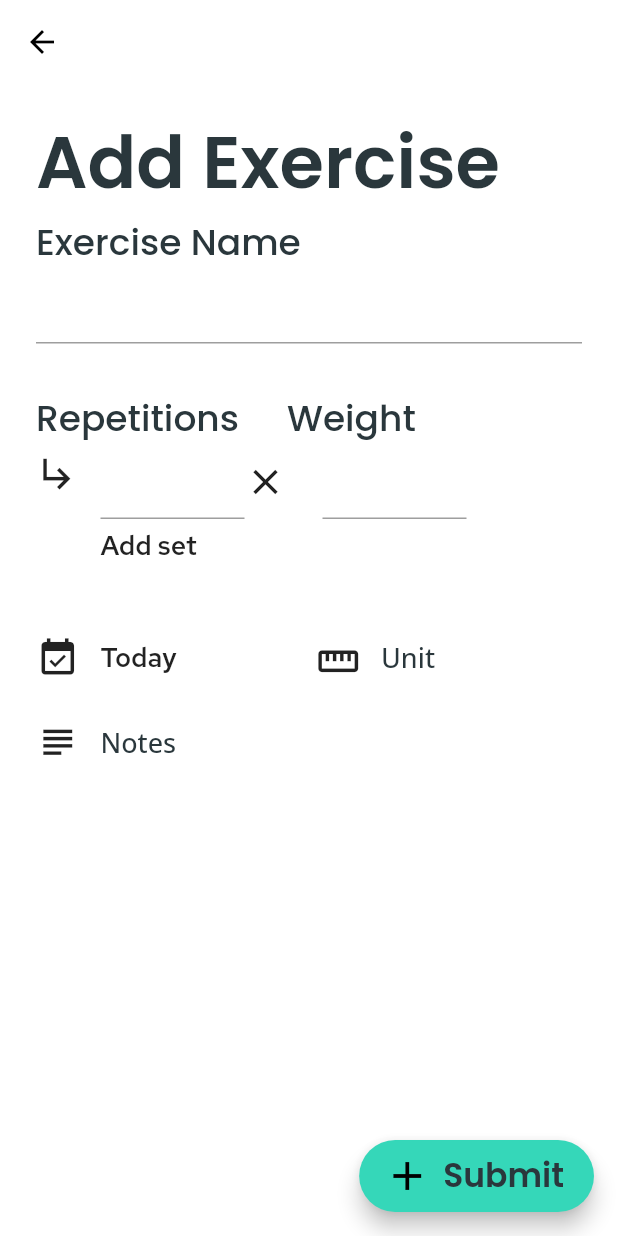
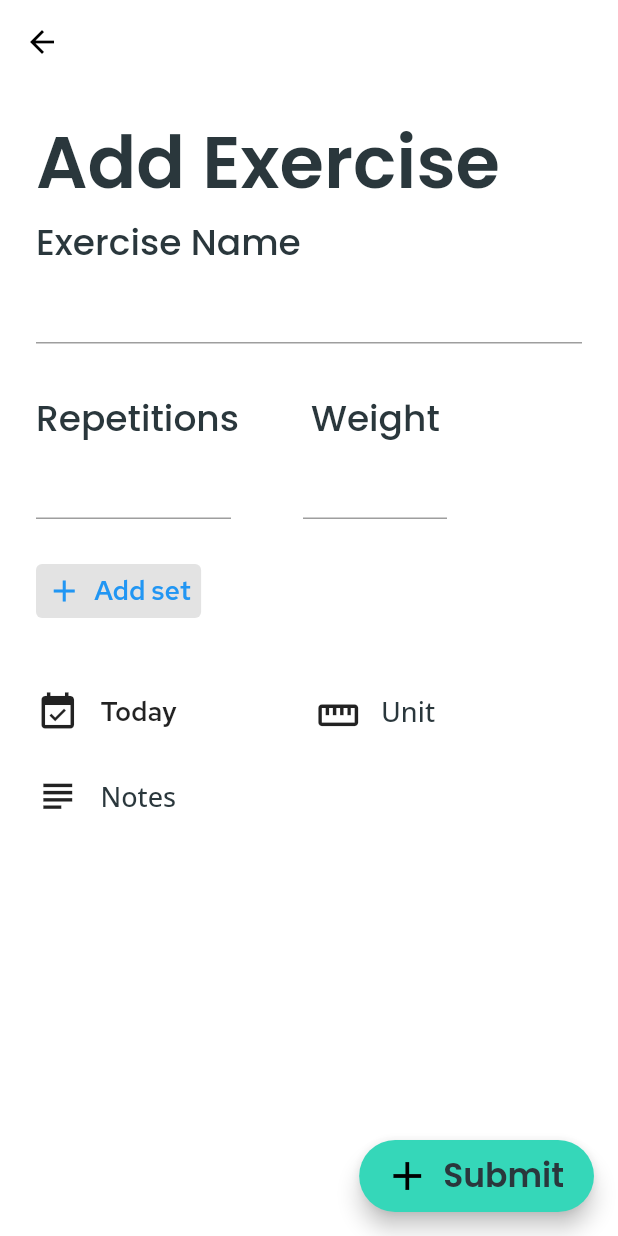
Before and after one commit to M4TTRX/spotme, a Flutter app: the AddExerciseView screen opened directly with empty values, on a phone screen of 412 x 824 dp. Run offline on Flutter 3.47's test engine with Material 2 defaults, Android fonts, the phone set to English and light mode, and no system bars; our stand-ins replace cloud_firestore, firebase_auth, firebase_core, flutter_spinkit, google_fonts, shared_preferences; accounts and stored records are empty.

Commit message:
Improved the add exercise page

```diff
--- a/lib/theme/theme_Data.dart
+++ b/lib/theme/theme_Data.dart
@@ -9,15 +9,17 @@ const int _primaryColorTextVal = 0xFF1F816F;
 const int _darkColourVal = 0xFF2A373C;
 const int _darkGreyVal = 0xFF444444;
 const int _highlightColorVal = 0x33FFFFFF;
+const int _lightGrayBackground = 0xFFE3E3E3;
 
 // Colors
 const Color _primaryColor = Color(_primaryColorTextVal);
+const _lightGrayBackgroundColor = Color(_lightGrayBackground);
 // Text colors
 const _textColor = Color(_darkColourVal);
 const _lighterText = Color(_darkGreyVal);
 const _primaryColoredText = Color(_darkColourVal);
 
-final THEME = ThemeData(
+final ThemeData THEME = ThemeData(
   // Light vs dark mode
   brightness: Brightness.light,
 
@@ -34,6 +36,7 @@ final THEME = ThemeData(
         fontWeight: FontWeight.w500,
         color: _textColor,
       )),
+
   // Define Text theme
   textTheme: TextTheme(
     headline6: GoogleFonts.poppins(
@@ -99,4 +102,9 @@ final THEME = ThemeData(
       color: _textColor,
     )),
   ),
+  textButtonTheme: TextButtonThemeData(
+      style: ButtonStyle(
+          backgroundColor:
+              MaterialStateProperty.all<Color>(_lightGrayBackgroundColor))),
+  // Define Button Themes
 );
--- a/lib/views/add_progress/add_exercise_view.dart
+++ b/lib/views/add_progress/add_exercise_view.dart
@@ -111,7 +111,7 @@ class _AddExerciseViewState extends State<AddExerciseView> {
                       style: Theme.of(context).textTheme.headline1,
                     ),
                     Container(
-                      width: 32,
+                      width: 48,
                     ),
                     Text(
                       "Weight",
@@ -139,8 +139,6 @@ class _AddExerciseViewState extends State<AddExerciseView> {
                           width: 96,
                           child: MaterialButton(
                             padding: EdgeInsets.all(4),
-                            materialTapTargetSize:
-                                MaterialTapTargetSize.shrinkWrap,
                             child: Row(
                               children: <Widget>[
                                 Text(
@@ -235,19 +233,6 @@ class _AddExerciseViewState extends State<AddExerciseView> {
   }
 
   Widget _displaySets(Exercise exercise) {
-    return Row(
-      mainAxisSize: MainAxisSize.min,
-      crossAxisAlignment: CrossAxisAlignment.start,
-      children: <Widget>[
-        Padding(
-          padding: const EdgeInsets.only(right: 14, top: 4),
-          child: Icon(
-            Icons.subdirectory_arrow_right,
-            size: 29,
-          ),
-        ),
-        AddSetsView(sets: exercise.sets),
-      ],
-    );
+    return AddSetsView(sets: exercise.sets);
   }
 }
--- a/lib/views/add_progress/add_sets_list_view.dart
+++ b/lib/views/add_progress/add_sets_list_view.dart
@@ -27,9 +27,11 @@ class _AddSetsViewState extends State<AddSetsView> {
         (i) => Row(
               key: Key(Uuid().v4()),
               mainAxisSize: MainAxisSize.max,
+              mainAxisAlignment: MainAxisAlignment.start,
+              crossAxisAlignment: CrossAxisAlignment.center,
               children: [
                 Container(
-                  width: 96,
+                  width: 130,
                   child: TextFormField(
                     keyboardType: TextInputType.number,
                     initialValue: sets[i].repetitions == null
@@ -43,12 +45,8 @@ class _AddSetsViewState extends State<AddSetsView> {
                   ),
                 ),
 
-                Padding(
-                  padding: const EdgeInsets.only(right: 24),
-                  child: Icon(
-                    Icons.clear,
-                    size: 28,
-                  ),
+                Container(
+                  width: 48,
                 ),
                 Container(
                   width: 96,
@@ -81,25 +79,20 @@ class _AddSetsViewState extends State<AddSetsView> {
             ));
 
     columnChildren.add(Container(
-      width: 96,
-      child: MaterialButton(
-        padding: EdgeInsets.only(
-          top: 4,
-          bottom: 4,
-        ),
-        materialTapTargetSize: MaterialTapTargetSize.shrinkWrap,
+      child: Padding(
+        padding: const EdgeInsets.only(top: 24),
         child: Row(
           mainAxisAlignment: MainAxisAlignment.start,
-          crossAxisAlignment: CrossAxisAlignment.start,
-          children: <Widget>[
-            Text(
+          mainAxisSize: MainAxisSize.max,
+          children: [
+            TextButton.icon(
+              icon: Icon(Icons.add),
+              label: Text(
                 "Add set",
                 style: TextStyle(
                   fontSize: 18,
                   fontFamily: "Red Hat Text",
                 ),
-            ),
-          ],
               ),
               onPressed: () {
                 setState(() {
@@ -112,6 +105,9 @@ class _AddSetsViewState extends State<AddSetsView> {
                 });
               },
             ),
+          ],
+        ),
+      ),
     ));
     return Column(
       crossAxisAlignment: CrossAxisAlignment.start,
```
Lines whose indentation alone changed are shown as unchanged.
